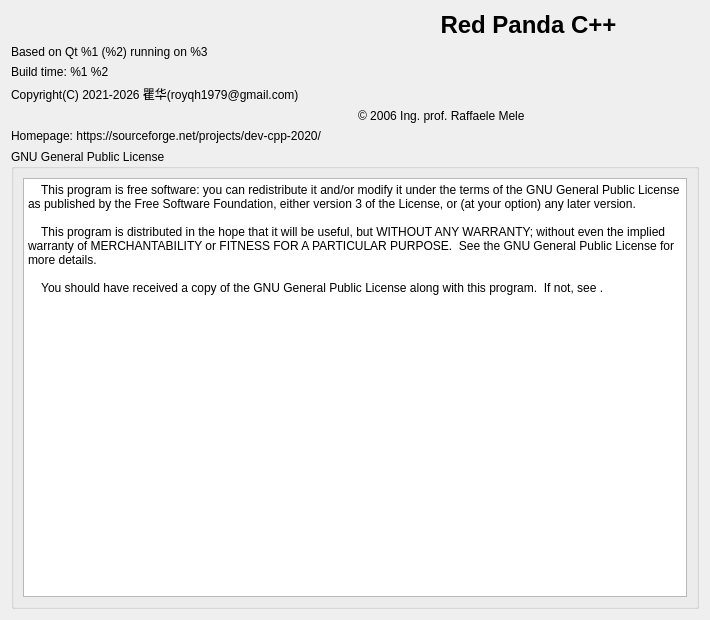
lellomele/RedPanda-CPP, file RedPandaIDE/src/widgets/aboutdialog.ui: the form before one commit.
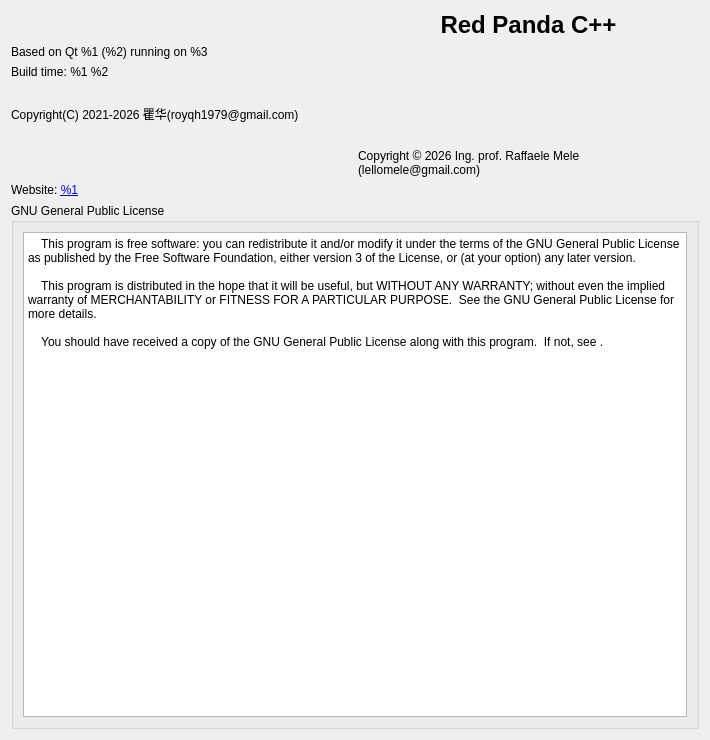
The form after the commit. Icons and pictures are not drawn.

Commit message: Release 3.5.1 with fork links and clarified copyright ownership

What changed in the file:
```diff
--- a/RedPandaIDE/src/widgets/aboutdialog.ui
+++ b/RedPandaIDE/src/widgets/aboutdialog.ui
@@ -7,7 +7,7 @@
     <x>0</x>
     <y>0</y>
     <width>710</width>
-    <height>620</height>
+    <height>740</height>
    </rect>
   </property>
   <property name="windowTitle">
@@ -66,6 +66,13 @@
      </property>
     </widget>
    </item>
+   <item>
+    <widget class="QLabel" name="lblUpstreamScope">
+     <property name="text"><string notr="true"/></property>
+     <property name="textFormat"><enum>Qt::PlainText</enum></property>
+     <property name="wordWrap"><bool>true</bool></property>
+    </widget>
+   </item>
    <item>
     <widget class="QLabel" name="label">
      <property name="font">
@@ -79,6 +86,13 @@
      </property>
     </widget>
    </item>
+   <item>
+    <widget class="QLabel" name="lblForkScope">
+     <property name="text"><string notr="true"/></property>
+     <property name="textFormat"><enum>Qt::PlainText</enum></property>
+     <property name="wordWrap"><bool>true</bool></property>
+    </widget>
+   </item>
    <item>
     <layout class="QHBoxLayout" name="forkCopyrightLayout">
      <property name="spacing"><number>6</number></property>
@@ -89,7 +103,7 @@
      </item>
      <item>
       <widget class="QLabel" name="lblForkCopyright">
-       <property name="text"><string notr="true">© 2006 Ing. prof. Raffaele Mele</string></property>
+       <property name="text"><string notr="true">Copyright © 2026 Ing. prof. Raffaele Mele (lellomele@gmail.com)</string></property>
        <property name="textFormat"><enum>Qt::PlainText</enum></property>
        <property name="wordWrap"><bool>true</bool></property>
       </widget>
@@ -105,7 +119,7 @@
       </font>
      </property>
      <property name="text">
-      <string>&lt;html&gt;&lt;head/&gt;&lt;body&gt;&lt;p&gt;Homepage: &lt;a href="Homepage: https://sourceforge.net/projects/dev-cpp-2020/"&gt;https://sourceforge.net/projects/dev-cpp-2020/&lt;/a&gt;&lt;/p&gt;&lt;/body&gt;&lt;/html&gt;</string>
+      <string>Website: &lt;a href="%1"&gt;%1&lt;/a&gt;</string>
      </property>
      <property name="openExternalLinks">
       <bool>true</bool>
```
The commit also changes 23 other files.
